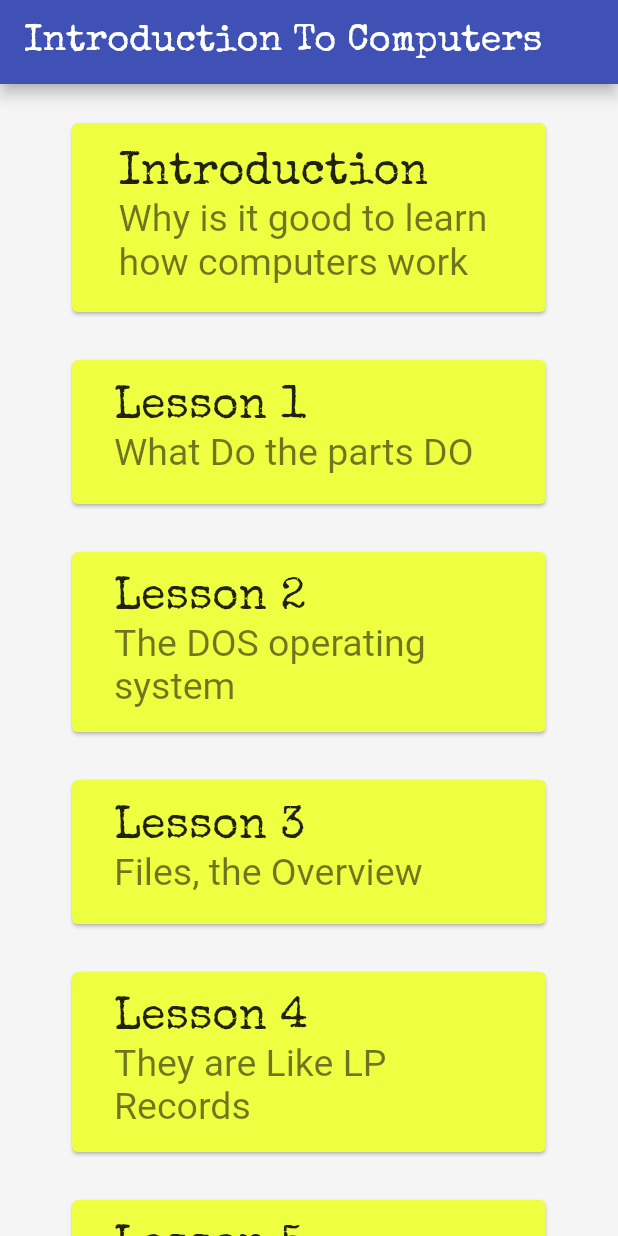
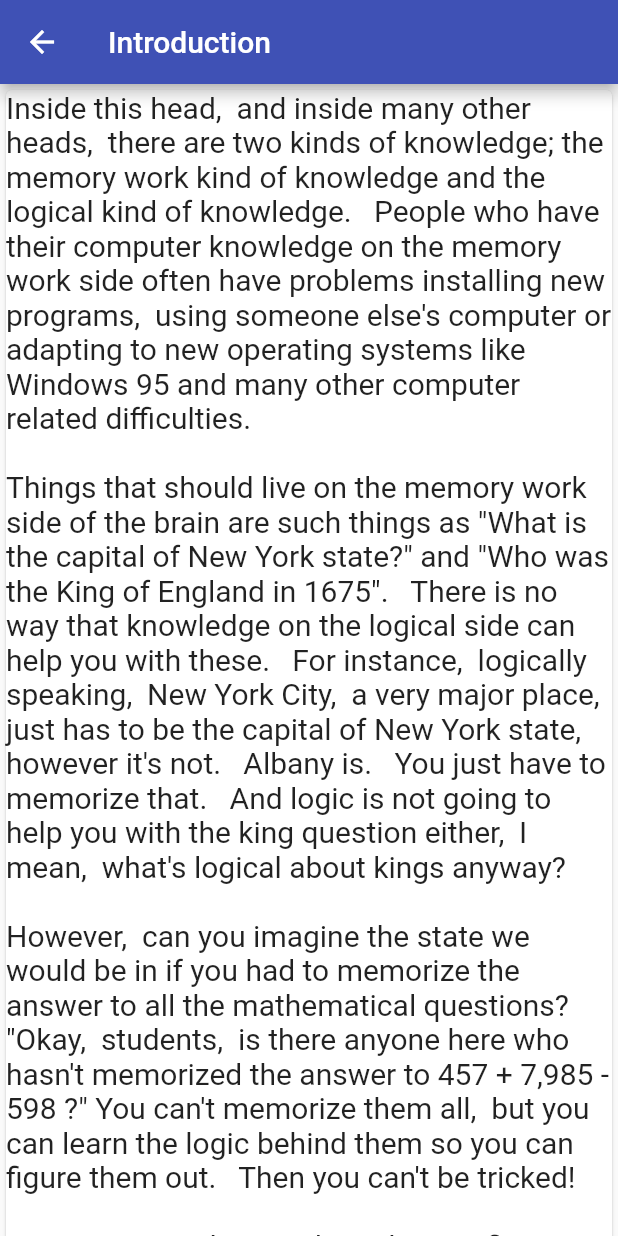
Before and after one commit to caveinn/IntoComputers_kids_app, a Flutter app: the screen it shows after launch, after a tap on "Introduction", on a phone screen of 412 x 824 dp. Run offline on Flutter 3.47's test engine with Material 2 defaults, Android fonts, the phone set to English and light mode, and no system bars; Roboto replaces fonts that are missing (Indie Flower).

Commit message:
add introductionn page

```diff
--- /dev/null
+++ b/lib/data.dart
@@ -0,0 +1,15 @@
+import 'package:flutter/material.dart';
+
+const String introduction_data =   '''Inside this head,  and inside many other heads,  there are two kinds of knowledge; the memory work kind of knowledge and the logical kind of knowledge.   People who have their computer knowledge on the memory work side often have problems installing new programs,  using someone else's computer or adapting to new operating systems like Windows 95 and many other computer related difficulties.
+
+Things that should live on the memory work side of the brain are such things as "What is the capital of New York state?" and "Who was the King of England in 1675".   There is no way that knowledge on the logical side can help you with these.   For instance,  logically speaking,  New York City,  a very major place,  just has to be the capital of New York state,  however it's not.   Albany is.   You just have to memorize that.   And logic is not going to help you with the king question either,  I mean,  what's logical about kings anyway?
+
+However,  can you imagine the state we would be in if you had to memorize the answer to all the mathematical questions? "Okay,  students,  is there anyone here who hasn't memorized the answer to 457 + 7,985 - 598 ?" You can't memorize them all,  but you can learn the logic behind them so you can figure them out.   Then you can't be tricked!
+
+It is important that you learn how to figure out things about computers because there are just too many things to be done with them to try to memorize it all.   Any ways,  as anyone who has studied hard for a test the next day knows,  it's always the stuff you didn't memorize that they ask!
+
+So,  lets get started on putting your computer knowledge firmly on the 'logical' side of your brain''';
+
+Widget getIntroduction_data(){
+  return Text(introduction_data, style: TextStyle(fontSize: 20),);
+}
--- a/lib/main.dart
+++ b/lib/main.dart
@@ -1,5 +1,6 @@
 import 'package:flutter/material.dart';
 import 'package:flutter/semantics.dart';
+import 'pages.dart';
 
 void main() => runApp(MyApp());
 
@@ -22,7 +23,10 @@ class MyHomePage extends StatelessWidget {
       TextStyle(fontFamily: 'Special Elite', fontSize: 30,);
   final TextStyle _tileSubtitleStyle = TextStyle(
       fontFamily: 'Indie Flower', fontSize: 25,);
-  final double _dividerSize = 5;
+
+  void _navigateToPage(BuildContext context){
+    Navigator.push(context, MaterialPageRoute(builder: (context) => introdution() ));
+  }
   Widget build(BuildContext context) {
     return Scaffold(
         appBar: AppBar(
@@ -51,7 +55,9 @@ class MyHomePage extends StatelessWidget {
                       "Why is it good to learn how computers work",
                       style: _tileSubtitleStyle,
                     ),
-                    onTap: () {},
+                    onTap: () {
+                      _navigateToPage(context);
+                    },
                   ),
                 ),
               ),
--- /dev/null
+++ b/lib/pages.dart
@@ -0,0 +1,18 @@
+import 'package:flutter/material.dart';
+import 'data.dart';
+
+class introdution extends StatelessWidget {
+  @override
+  Widget build(BuildContext context) {
+    return Scaffold(
+      appBar: AppBar(
+        title: Text("Introduction"),
+      ),
+      body: SingleChildScrollView(
+        child: Card(
+          child: getIntroduction_data(),
+        ),
+      ),
+    );
+  }
+}
```
